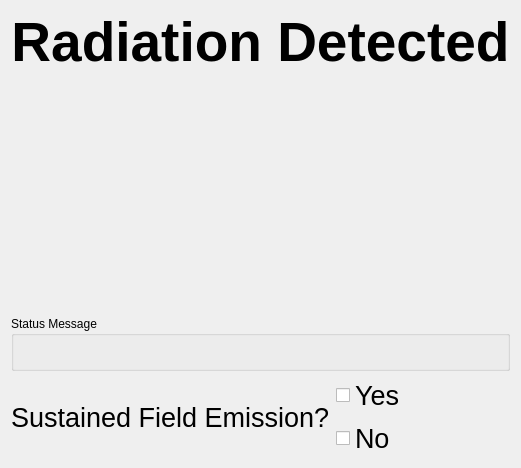
Old version of the form cavity_commissioning/gui/rad_monitor.ui in the repository slaclab/rf_commissioning.
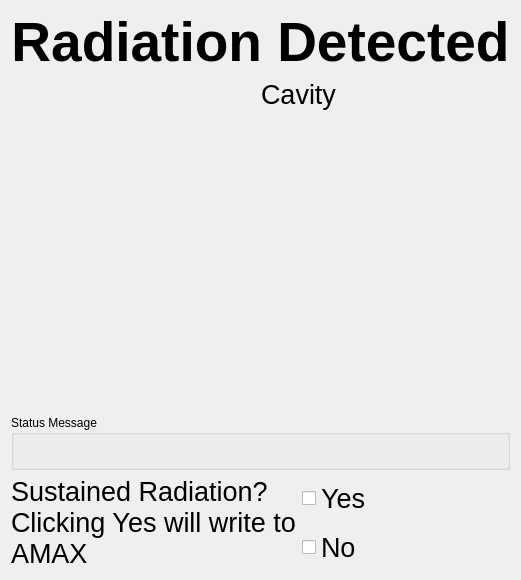
New version of the form. Custom widgets are drawn as their Qt base class.

Commit message: trying to patch piezo with rf failure check, ssa drive max for HLs, go button for tuning window, and form labels for the multi instance use case

```diff
--- a/cavity_commissioning/gui/rad_monitor.ui
+++ b/cavity_commissioning/gui/rad_monitor.ui
@@ -6,15 +6,58 @@
    <rect>
     <x>0</x>
     <y>0</y>
-    <width>482</width>
-    <height>468</height>
+    <width>490</width>
+    <height>580</height>
    </rect>
   </property>
   <property name="windowTitle">
    <string>Radiation Monitoring</string>
   </property>
   <layout class="QGridLayout" name="gridLayout">
-   <item row="2" column="0" colspan="2">
+   <item row="1" column="0">
+    <spacer name="horizontalSpacer">
+     <property name="orientation">
+      <enum>Qt::Horizontal</enum>
+     </property>
+     <property name="sizeHint" stdset="0">
+      <size>
+       <width>40</width>
+       <height>20</height>
+      </size>
+     </property>
+    </spacer>
+   </item>
+   <item row="1" column="3">
+    <spacer name="horizontalSpacer_2">
+     <property name="orientation">
+      <enum>Qt::Horizontal</enum>
+     </property>
+     <property name="sizeHint" stdset="0">
+      <size>
+       <width>40</width>
+       <height>20</height>
+      </size>
+     </property>
+    </spacer>
+   </item>
+   <item row="5" column="2" colspan="2">
+    <widget class="QCheckBox" name="no_checkBox">
+     <property name="font">
+      <font>
+       <pointsize>20</pointsize>
+       <weight>50</weight>
+       <bold>false</bold>
+      </font>
+     </property>
+     <property name="text">
+      <string>No</string>
+     </property>
+     <property name="autoExclusive">
+      <bool>true</bool>
+     </property>
+    </widget>
+   </item>
+   <item row="3" column="0" colspan="4">
     <widget class="QGroupBox" name="groupBox">
      <property name="title">
       <string>Status Message</string>
@@ -42,41 +85,7 @@
      </layout>
     </widget>
    </item>
-   <item row="3" column="0" rowspan="2">
-    <widget class="QLabel" name="label_2">
-     <property name="font">
-      <font>
-       <pointsize>20</pointsize>
-       <weight>50</weight>
-       <bold>false</bold>
-      </font>
-     </property>
-     <property name="text">
-      <string>Sustained Field Emission?</string>
-     </property>
-     <property name="wordWrap">
-      <bool>true</bool>
-     </property>
-    </widget>
-   </item>
-   <item row="4" column="1">
-    <widget class="QCheckBox" name="no_checkBox">
-     <property name="font">
-      <font>
-       <pointsize>20</pointsize>
-       <weight>50</weight>
-       <bold>false</bold>
-      </font>
-     </property>
-     <property name="text">
-      <string>No</string>
-     </property>
-     <property name="autoExclusive">
-      <bool>true</bool>
-     </property>
-    </widget>
-   </item>
-   <item row="3" column="1">
+   <item row="4" column="2" colspan="2">
     <widget class="QCheckBox" name="yes_checkBox">
      <property name="font">
       <font>
@@ -93,7 +102,22 @@
      </property>
     </widget>
    </item>
-   <item row="1" column="0" colspan="2">
+   <item row="1" column="1" colspan="2">
+    <widget class="QLabel" name="cavLabel">
+     <property name="font">
+      <font>
+       <pointsize>20</pointsize>
+      </font>
+     </property>
+     <property name="text">
+      <string>Cavity</string>
+     </property>
+     <property name="alignment">
+      <set>Qt::AlignCenter</set>
+     </property>
+    </widget>
+   </item>
+   <item row="2" column="0" colspan="4">
     <widget class="PyDMDrawingPolygon" name="PyDMDrawingPolygon">
      <property name="sizePolicy">
       <sizepolicy hsizetype="Preferred" vsizetype="MinimumExpanding">
@@ -130,7 +154,24 @@
      </property>
     </widget>
    </item>
-   <item row="0" column="0" colspan="2">
+   <item row="4" column="0" rowspan="2" colspan="2">
+    <widget class="QLabel" name="label_2">
+     <property name="font">
+      <font>
+       <pointsize>20</pointsize>
+       <weight>50</weight>
+       <bold>false</bold>
+      </font>
+     </property>
+     <property name="text">
+      <string>Sustained Radiation? Clicking Yes will write to AMAX</string>
+     </property>
+     <property name="wordWrap">
+      <bool>true</bool>
+     </property>
+    </widget>
+   </item>
+   <item row="0" column="0" colspan="4">
     <widget class="QLabel" name="label">
      <property name="sizePolicy">
       <sizepolicy hsizetype="Preferred" vsizetype="Maximum">
```
The commit also changes 7 other files.
